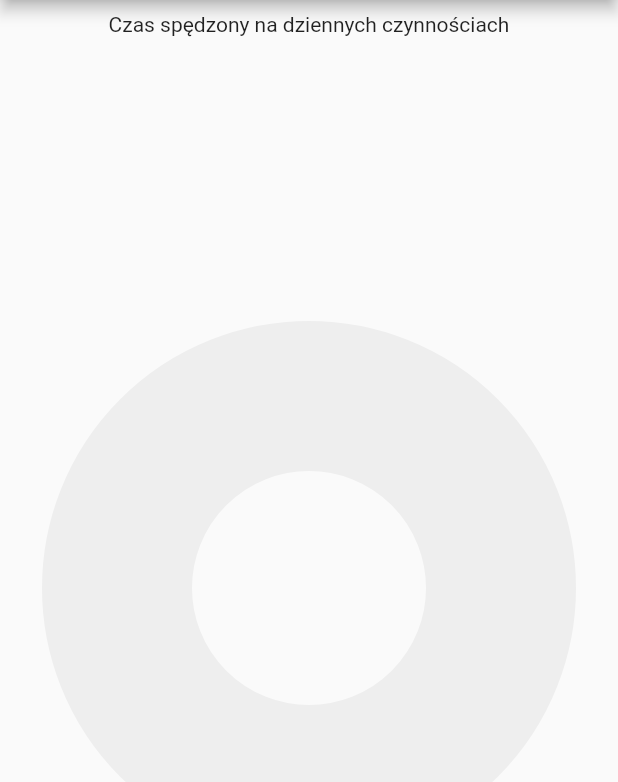
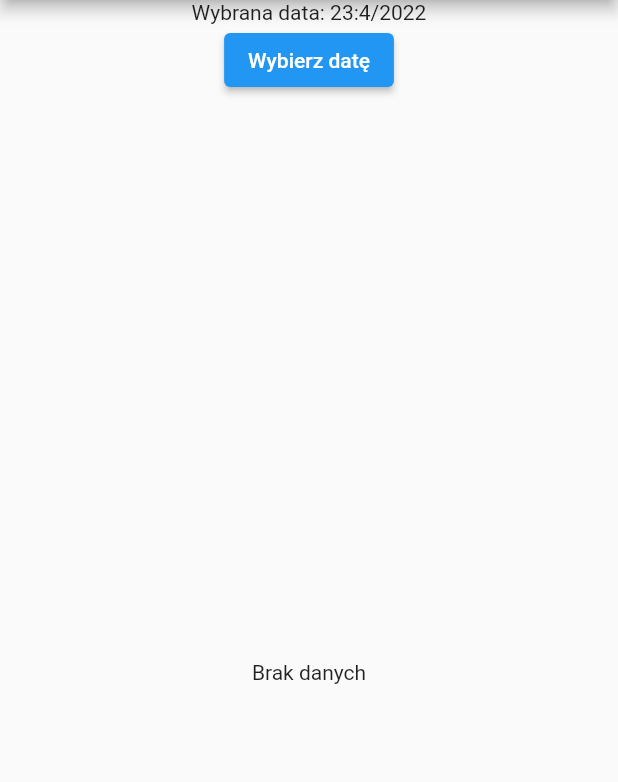
Before and after one commit to WojciechMoczydlowski/mgr-wpam, a Flutter app: the StatsScreen screen opened by its route, on a phone screen of 412 x 824 dp, the part 84-866 px from its top. Run offline on Flutter 3.47's test engine with Material 2 defaults, Android fonts, the light colour scheme and no system bars; our stand-ins replace bloc, charts_flutter, cloud_firestore, firebase_core, flutter_bloc; accounts and stored records are empty.

Commit message:
Add date picker

```diff
--- a/lib/presentation/screens/stats_screen.dart
+++ b/lib/presentation/screens/stats_screen.dart
@@ -3,6 +3,7 @@ import 'package:flutter_bloc/flutter_bloc.dart';
 import 'package:wpam_app/business_logic/cubit/tracker/tracker_cubit.dart';
 import 'package:wpam_app/data/models/tracking_item.dart';
 import 'package:wpam_app/presentation/widgets/charts/tracking_pie_chart_widget.dart';
+import 'package:wpam_app/presentation/widgets/tracking/tracking_date_picker_widget.dart';
 import 'package:wpam_app/utils/get_color_from_hex.dart';
 import 'package:wpam_app/utils/is_same_date.dart';
 
@@ -16,9 +17,7 @@ class StatsScreen extends StatefulWidget {
 }
 
 class _StatsScreenState extends State<StatsScreen> {
-  DateTime currentDate = DateTime.now()
-      .add(const Duration(hours: 2))
-      .add(const Duration(hours: -24));
+  DateTime currentDate = DateTime.now().add(const Duration(hours: 2));
 
   @override
   Widget build(BuildContext context) {
@@ -36,8 +35,21 @@ class _StatsScreenState extends State<StatsScreen> {
           final pieChartData = mkChartData(
               filterTrackingItemsByDate(state.trackingItems, currentDate));
 
-          return TrackingPieChartWidget(
-            data: pieChartData,
+          return Column(
+            children: <Widget>[
+              Expanded(
+                flex: 2,
+                child: TrackingDatePickerWidget(
+                    date: currentDate,
+                    onChange: (date) => {setState(() => currentDate = date)}),
+              ),
+              Expanded(
+                flex: 10,
+                child: TrackingPieChartWidget(
+                  data: pieChartData,
+                ),
+              ),
+            ],
           );
         },
       ),
--- a/lib/presentation/widgets/charts/tracking_pie_chart_widget.dart
+++ b/lib/presentation/widgets/charts/tracking_pie_chart_widget.dart
@@ -11,6 +11,10 @@ class TrackingPieChartWidget extends StatelessWidget {
 
   @override
   Widget build(BuildContext context) {
+    if (data.isEmpty) {
+      return const Center(child: Text("Brak danych"));
+    }
+
     _seriesPieData.add(
       charts.Series(
           data: data,
--- /dev/null
+++ b/lib/presentation/widgets/tracking/tracking_date_picker_widget.dart
@@ -0,0 +1,32 @@
+import 'package:flutter/material.dart';
+
+class TrackingDatePickerWidget extends StatelessWidget {
+  final DateTime date;
+  final Function(DateTime) onChange;
+
+  const TrackingDatePickerWidget(
+      {Key? key, required this.date, required this.onChange})
+      : super(key: key);
+
+  @override
+  Widget build(BuildContext context) {
+    return Column(
+      children: [
+        Text('Wybrana data: ${date.day}:${date.month}/${date.year}'),
+        ElevatedButton(
+            onPressed: () async {
+              DateTime? newDate = await showDatePicker(
+                  context: context,
+                  initialDate: date,
+                  firstDate: DateTime(2000),
+                  lastDate: DateTime(2050));
+
+              if (newDate == null) return;
+
+              onChange(newDate);
+            },
+            child: const Text('Wybierz datę'))
+      ],
+    );
+  }
+}
```
